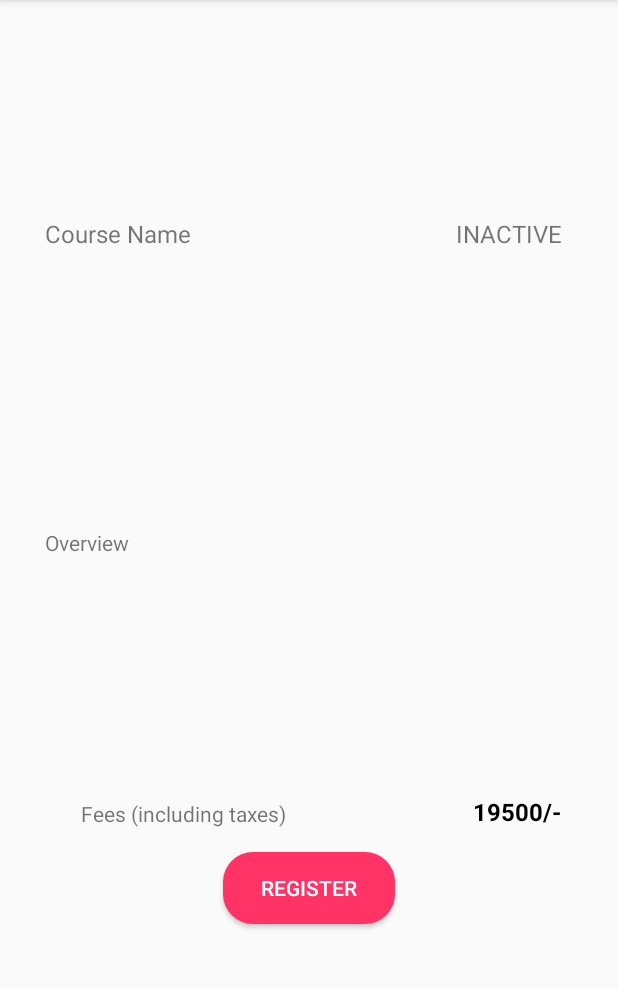
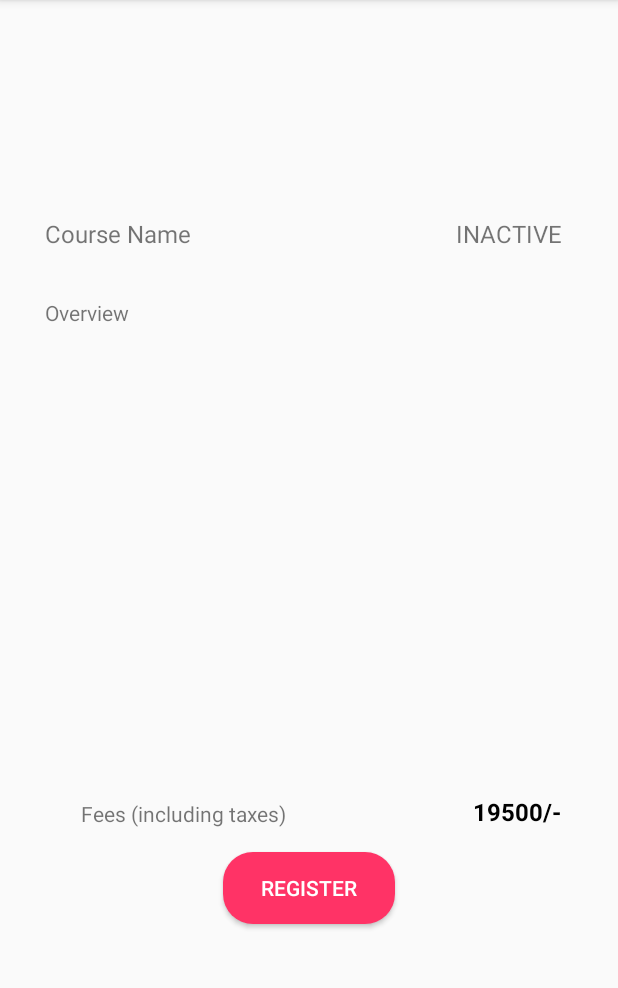
Before and after one commit to thedeepanshujain/fragment_practice, an Android app: the CourseDetailsFragment screen opened directly, with no data from a screen before it, on a phone screen of 412 x 824 dp, the part 84-1072 px from its top. Run offline under Robolectric (Android 15) with nearby library versions, the phone set to English and light mode, and no system bars; 4 statements that could not run were skipped.

Commit message:
orientation fix

```diff
--- /dev/null
+++ b/app/src/main/res/layout-land/fragment_course_details.xml
@@ -0,0 +1,103 @@
+<android.support.constraint.ConstraintLayout xmlns:android="http://schemas.android.com/apk/res/android"
+    xmlns:app="http://schemas.android.com/apk/res-auto"
+    xmlns:tools="http://schemas.android.com/tools"
+    android:layout_width="match_parent"
+    android:layout_height="match_parent"
+    tools:context="com.example.deepanshu.learnfragments.CourseDetailsFragment">
+
+
+    <TextView
+        android:id="@+id/name_text_view"
+        android:layout_width="0dp"
+        android:layout_height="wrap_content"
+        android:text="Course Name"
+        android:textSize="16sp"
+        android:layout_marginStart="8dp"
+        android:layout_marginLeft="8dp"
+        app:layout_constraintLeft_toLeftOf="parent"
+        app:layout_constraintRight_toLeftOf="@+id/active_text_view"
+        android:layout_marginRight="16dp"
+        app:layout_constraintHorizontal_bias="0.0"
+        app:layout_constraintTop_toTopOf="parent"
+        android:layout_marginTop="8dp"
+        android:layout_marginEnd="16dp" />
+
+    <TextView
+        android:id="@+id/active_text_view"
+        android:layout_width="wrap_content"
+        android:layout_height="wrap_content"
+        android:text="Active"
+        android:textColor="@android:color/black"
+        android:gravity="center"
+        android:textSize="16sp"
+        android:layout_marginEnd="16dp"
+        android:layout_marginTop="8dp"
+        app:layout_constraintTop_toTopOf="parent"
+        android:layout_marginRight="15dp"
+        app:layout_constraintRight_toRightOf="parent"
+        app:layout_constraintBottom_toBottomOf="@+id/name_text_view"
+        android:layout_marginBottom="0dp" />
+
+    <TextView
+        android:id="@+id/overview_text_view"
+        android:layout_width="0dp"
+        android:layout_height="wrap_content"
+        android:text="Overview"
+        android:textSize="14sp"
+        android:layout_marginLeft="8dp"
+        app:layout_constraintLeft_toLeftOf="parent"
+        android:layout_marginRight="8dp"
+        app:layout_constraintRight_toRightOf="parent"
+        android:layout_marginTop="16dp"
+        app:layout_constraintTop_toBottomOf="@+id/name_text_view"
+        android:layout_marginStart="8dp"
+        android:layout_marginEnd="8dp"
+        android:maxLines="6"
+        android:scrollbars="vertical"
+        app:layout_constraintHorizontal_bias="0.0" />
+
+    <TextView
+        android:id="@+id/fee_text_view"
+        android:layout_width="wrap_content"
+        android:layout_height="wrap_content"
+        android:text="19500/-"
+        android:textSize="16sp"
+        android:textStyle="bold"
+        android:textColor="@android:color/black"
+        android:layout_marginBottom="16dp"
+        app:layout_constraintBottom_toTopOf="@+id/enrol_button"
+        android:layout_marginRight="16dp"
+        app:layout_constraintRight_toRightOf="parent"
+        android:layout_marginEnd="16dp" />
+
+    <TextView
+        android:id="@+id/fee_string_text_view"
+        android:layout_width="wrap_content"
+        android:layout_height="wrap_content"
+        android:text="Fees (including taxes)"
+        android:layout_marginLeft="32dp"
+        app:layout_constraintLeft_toLeftOf="parent"
+        android:layout_marginBottom="16dp"
+        app:layout_constraintBottom_toTopOf="@+id/enrol_button"
+        android:layout_marginStart="32dp" />
+
+    <Button
+        android:id="@+id/enrol_button"
+        android:textSize="14dp"
+        android:layout_width="wrap_content"
+        android:layout_height="wrap_content"
+        android:text="Register"
+        android:layout_marginLeft="8dp"
+        app:layout_constraintLeft_toLeftOf="parent"
+        android:layout_marginRight="8dp"
+        app:layout_constraintRight_toRightOf="parent"
+        app:layout_constraintBottom_toBottomOf="parent"
+        android:layout_marginBottom="16dp"
+        android:layout_marginStart="8dp"
+        android:layout_marginEnd="8dp"
+        android:textColor="@android:color/white"
+        android:paddingLeft="25dp"
+        android:paddingRight="25dp"
+        android:background="@drawable/circular_rectangle"/>
+
+</android.support.constraint.ConstraintLayout>
--- a/app/src/main/res/layout/fragment_course_details.xml
+++ b/app/src/main/res/layout/fragment_course_details.xml
@@ -51,8 +51,7 @@
             app:layout_constraintTop_toBottomOf="@+id/name_text_view"
             android:layout_marginStart="8dp"
             android:layout_marginEnd="8dp"
-            android:layout_marginBottom="8dp"
-            app:layout_constraintBottom_toTopOf="@+id/fee_string_text_view" />
+            app:layout_constraintHorizontal_bias="0.0" />
 
         <TextView
             android:id="@+id/fee_text_view"
```
